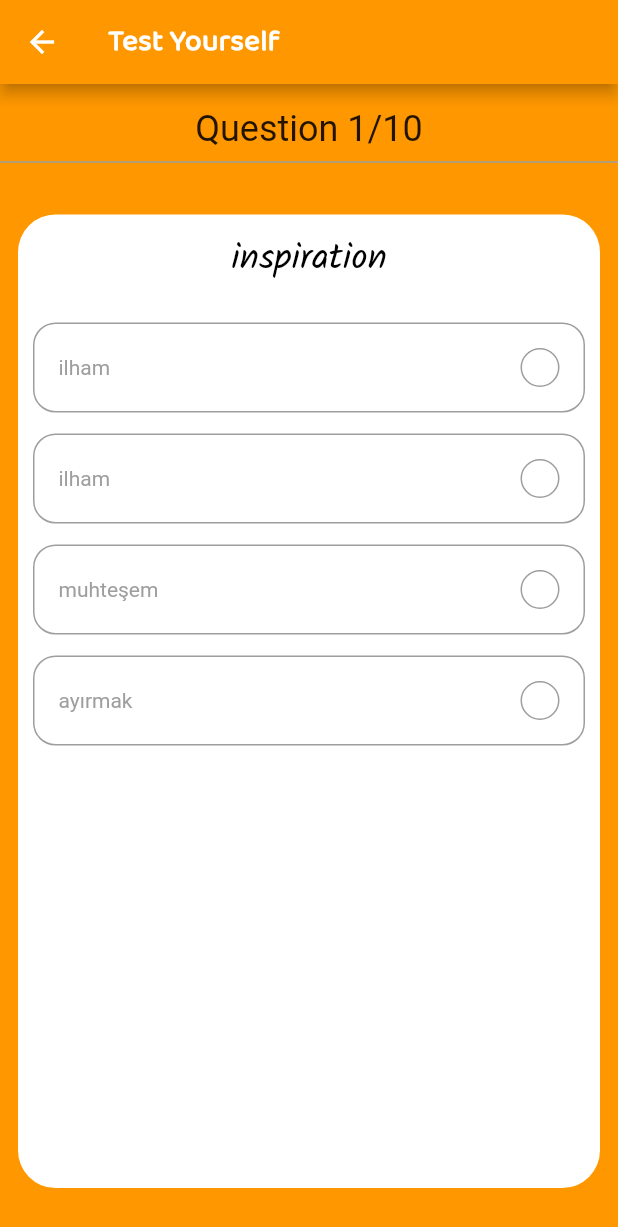
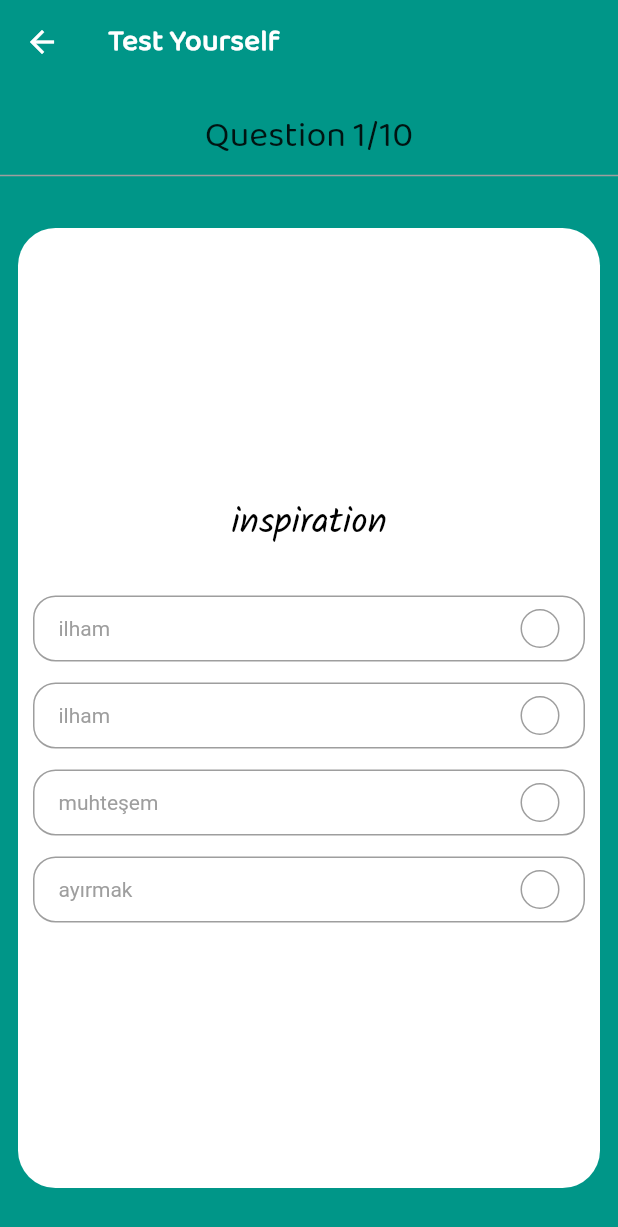
Before and after one commit to furkan-A/Word_Cards, a Flutter app: the screen it shows after launch, after a tap on "Test Yourself", on a phone screen of 412 x 824 dp. Shown: the top 1227 px of the screen. Run offline on Flutter 3.47's test engine with Material 2 defaults, Android fonts, the phone set to English and light mode, and no system bars; our stand-ins replace flip_card.

```diff
--- a/lib/constants.dart
+++ b/lib/constants.dart
@@ -15,6 +15,11 @@ TextStyle wordStyle =
 
 TextStyle wordStyle2 =
     const TextStyle(fontFamily: 'Kalam', color: Colors.black, fontSize: 18);
+
+TextStyle keyStyle =
+    const TextStyle(fontFamily: 'Kalam', color: Colors.black, fontSize: 16);
+TextStyle meanStyle =
+    const TextStyle(fontFamily: 'Baloo', color: Colors.black, fontSize: 14);
 TextStyle descStyle =
     const TextStyle(fontFamily: 'Kalam', color: Colors.black, fontSize: 16);
 
--- a/lib/main.dart
+++ b/lib/main.dart
@@ -59,7 +59,11 @@ class HomePage extends StatelessWidget {
             ),
             IconButton(
               onPressed: () {},
-              icon: const Icon(Icons.plus_one_rounded),
+              icon: const Icon(Icons.fence),
+            ),
+            IconButton(
+              onPressed: () {},
+              icon: const Icon(Icons.plus_one),
             ),
           ],
         ),
@@ -83,7 +87,7 @@ class HomePage extends StatelessWidget {
                 GestureDetector(
                   onTap: () {
                     Route route = MaterialPageRoute(builder: (context) {
-                      return const Testyourself();
+                      return Testyourself(vocabulary: vocab);
                     });
                     Navigator.push(context, route);
                   },
@@ -95,7 +99,7 @@ class HomePage extends StatelessWidget {
                 GestureDetector(
                   onTap: () {
                     Route route = MaterialPageRoute(builder: (context) {
-                      return const Words();
+                      return Words(vocabulary: vocab);
                     });
                     Navigator.push(context, route);
                   },
--- a/lib/option.dart
+++ b/lib/option.dart
@@ -17,7 +17,7 @@ class Option extends StatelessWidget {
       onTap: press,
       child: Container(
         margin: const EdgeInsets.only(top: 14.0),
-        padding: const EdgeInsets.all(16.0),
+        padding: const EdgeInsets.symmetric(horizontal: 16.0, vertical: 8),
         decoration: BoxDecoration(
           border: Border.all(color: Colors.grey),
           borderRadius: BorderRadius.circular(15),
--- a/lib/question_card.dart
+++ b/lib/question_card.dart
@@ -20,27 +20,31 @@ class QuestionCard extends StatelessWidget {
 
   @override
   Widget build(BuildContext context) {
-    return Container(
-      padding: const EdgeInsets.all(10.0),
+    return Center(
+      child: Container(
+        alignment: Alignment.center,
+        padding: const EdgeInsets.symmetric(horizontal: 10, vertical: 2),
         margin: const EdgeInsets.only(bottom: 32, right: 12, left: 12, top: 12),
         decoration: BoxDecoration(
           color: Colors.white,
           borderRadius: BorderRadius.circular(25),
         ),
         child: Column(
+          mainAxisAlignment: MainAxisAlignment.center,
           children: [
             Text(
               vocab.getKey(),
               style: wordStyle,
             ),
             const SizedBox(
-            height: 10,
+              height: 16,
             ),
             Option(text: vocab.getRandomMean(), press: () {}),
             Option(text: vocab.getMean(), press: () {}),
             Option(text: vocab.getRandomMean(), press: () {}),
             Option(text: vocab.getRandomMean(), press: () {}),
           ],
+        ),
       ),
     );
   }
--- a/lib/test_yourself.dart
+++ b/lib/test_yourself.dart
@@ -5,27 +5,27 @@ import 'package:words/vocabulary.dart';
 
 import 'constants.dart';
 
+// ignore: must_be_immutable
 class Testyourself extends StatefulWidget {
-  const Testyourself({Key? key}) : super(key: key);
+  Vocabulary vocabulary;
+  Testyourself({Key? key, required this.vocabulary}) : super(key: key);
 
   @override
-  _TestyourselfState createState() => _TestyourselfState();
+  _TestyourselfState createState() =>
+      // ignore: no_logic_in_create_state
+      _TestyourselfState(vocabulary: vocabulary);
 }
 
 class _TestyourselfState extends State<Testyourself> {
-  static String title = 'Test Yourself';
-  Vocabulary vocab = Vocabulary();
+  Vocabulary vocabulary;
+  _TestyourselfState({required this.vocabulary});
+  final String _title = 'Test Yourself';
+
   @override
   Widget build(BuildContext context) {
     return Scaffold(
-      backgroundColor: Colors.orange,
-      appBar: AppBar(
-        title: Text(
-          title,
-          style: appBarStyle,
-        ),
-        backgroundColor: Colors.orange,
-      ),
+      backgroundColor: Colors.teal,
+      appBar: myAppBar(_title),
       body: Center(
         child: Column(
           mainAxisAlignment: MainAxisAlignment.center,
@@ -35,7 +35,10 @@ class _TestyourselfState extends State<Testyourself> {
               child: Text.rich(
                 TextSpan(
                   text: "Question 1",
-                  style: TextStyle(fontSize: 24),
+                  style: TextStyle(
+                    fontSize: 24,
+                    fontFamily: 'Baloo',
+                  ),
                   children: [
                     TextSpan(
                       text: "/10",
@@ -53,7 +56,8 @@ class _TestyourselfState extends State<Testyourself> {
             ),
             Expanded(
               child: PageView.builder(
-                itemBuilder: (context, index) => QuestionCard(vocab: vocab),
+                itemBuilder: (context, index) =>
+                    QuestionCard(vocab: vocabulary),
               ),
             ),
           ],
--- a/lib/vocabulary.dart
+++ b/lib/vocabulary.dart
@@ -4,7 +4,7 @@ import 'package:words/word.dart';
 
 class Vocabulary {
   Random rnd = Random();
-  int _index = -1;
+  int _index = 0;
 
   List<Word> wordBank = [
     Word(key: 'inspiration', mean: 'ilham'),
@@ -23,21 +23,22 @@ class Vocabulary {
     wordBank.add(item);
   }
 
-  // void nextIndex() {
-  //   if (_index + 1 < wordBank.length) {
-  //     _index++;
-  //   }
-  // }
-  // void previousIndex() {
-  //   if (_index > 0) {
-  //     _index--;
-  //   }
-  //
+  void nextIndex() {
+    if (_index + 1 < wordBank.length) {
+      _index++;
+    }
+  }
+
+  void previousIndex() {
+    if (_index > 0) {
+      _index--;
+    }
+  }
 
   String getKey() {
-    if (_index + 1 < wordBank.length) {
-      ++_index;
-    }
+    // if (_index + 1 < wordBank.length) {
+    //   ++_index;
+    // }
     return wordBank[_index].key;
   }
 
```
Also changed, not shown: lib/learn_words.dart (+9 -9 lines), lib/words_ui.dart (+70 -9 lines). Lines whose indentation alone changed are shown as unchanged.
